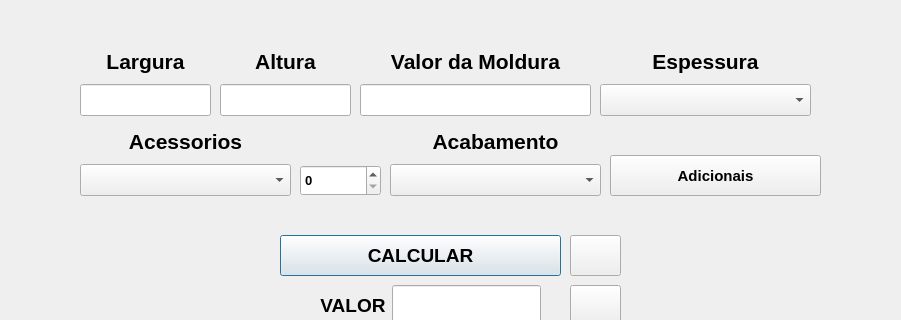
Qt form ArtvidrosV3/moldura.ui (PedrOliveiraM/Artvidros-2023) before a commit; both pictures show x 210 to 1111 and y 245 to 565 of the 1366 by 768 pixel window.
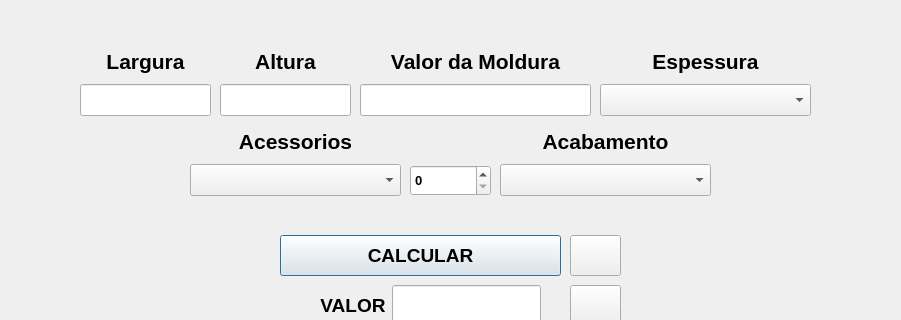
The same form after that commit. Icons and pictures are not drawn.

Diff of the .ui file:
```diff
--- a/ArtvidrosV3/moldura.ui
+++ b/ArtvidrosV3/moldura.ui
@@ -307,35 +307,6 @@
     </size>
    </property>
   </widget>
-  <widget class="QPushButton" name="pushButtonRefatorando">
-   <property name="geometry">
-    <rect>
-     <x>820</x>
-     <y>400</y>
-     <width>211</width>
-     <height>41</height>
-    </rect>
-   </property>
-   <property name="font">
-    <font>
-     <pointsize>11</pointsize>
-     <bold>true</bold>
-    </font>
-   </property>
-   <property name="text">
-    <string>Adicionais</string>
-   </property>
-   <property name="icon">
-    <iconset resource="files.qrc">
-     <normaloff>:/imagens/adicionar-a-cesta.png</normaloff>:/imagens/adicionar-a-cesta.png</iconset>
-   </property>
-   <property name="iconSize">
-    <size>
-     <width>24</width>
-     <height>24</height>
-    </size>
-   </property>
-  </widget>
   <widget class="QLabel" name="label">
    <property name="geometry">
     <rect>
@@ -359,7 +330,7 @@
   <widget class="QWidget" name="layoutWidget_12">
    <property name="geometry">
     <rect>
-     <x>600</x>
+     <x>710</x>
      <y>370</y>
      <width>211</width>
      <height>71</height>
@@ -399,7 +370,7 @@
   <widget class="QWidget" name="layoutWidget_7">
    <property name="geometry">
     <rect>
-     <x>510</x>
+     <x>620</x>
      <y>410</y>
      <width>81</width>
      <height>31</height>
@@ -427,7 +398,7 @@
   <widget class="QWidget" name="layoutWidget_9">
    <property name="geometry">
     <rect>
-     <x>290</x>
+     <x>400</x>
      <y>370</y>
      <width>211</width>
      <height>71</height>
```
Left out of the diff: 1 changed line with no effect on the pictures.
